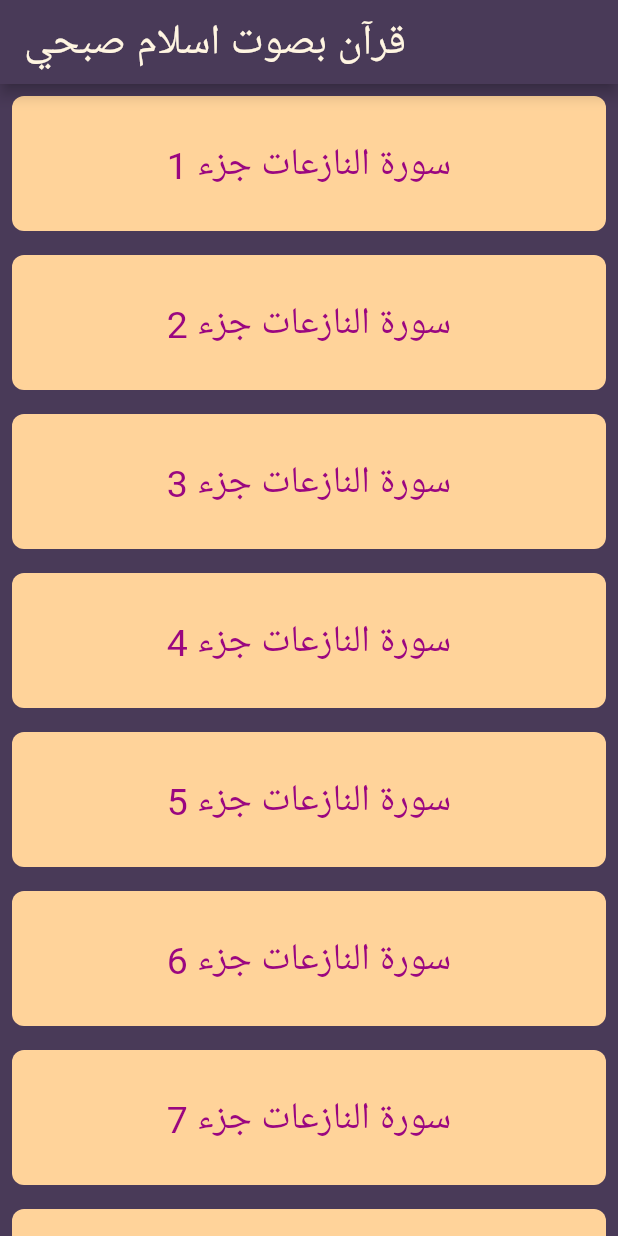
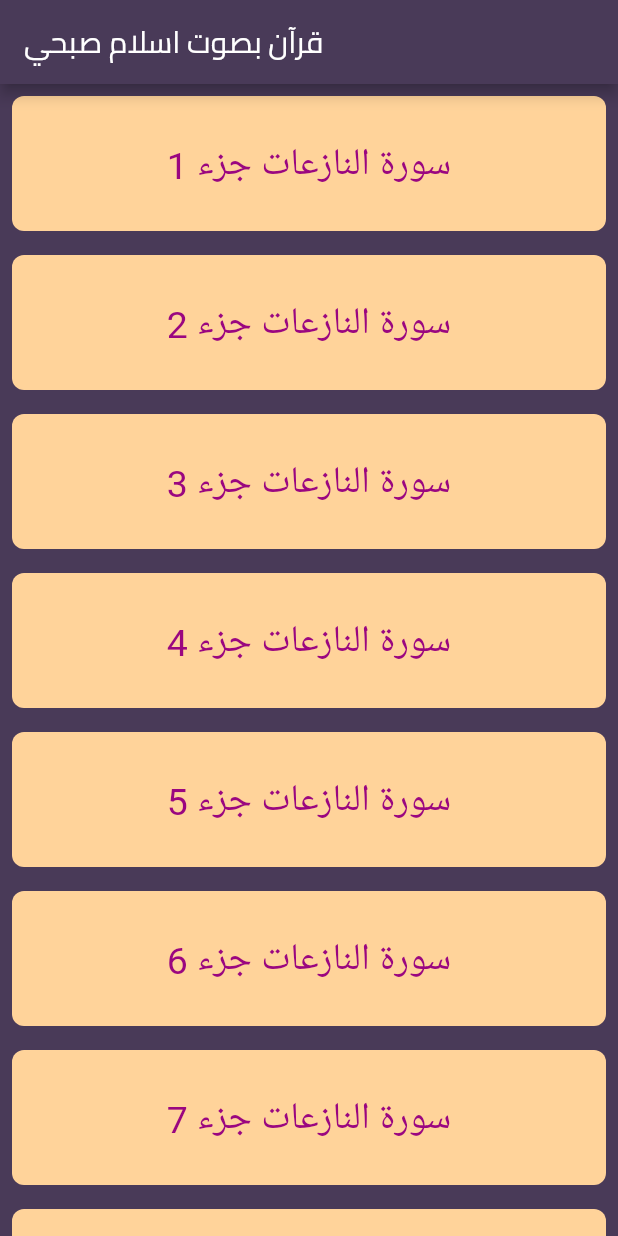
Before and after one commit to aliaaosama23/flutter_audio, a Flutter app: the screen it shows after launch, on a phone screen of 412 x 824 dp. Run offline on Flutter 3.47's test engine with Material 2 defaults, Android fonts, the phone set to English and light mode, and no system bars; our stand-ins replace audioplayers.

Commit message:
using ThemeData to style the whole app

```diff
--- a/lib/main.dart
+++ b/lib/main.dart
@@ -16,8 +16,18 @@ class MyApp extends StatelessWidget {
   const MyApp({Key? key}) : super(key: key);
   @override
   Widget build(BuildContext context) {
-    return const MaterialApp(
-      home: QuraanApp(),
+    return MaterialApp(
+      theme: ThemeData(
+        appBarTheme: const AppBarTheme(
+          foregroundColor: Color(0xFFFFF5E1),
+          backgroundColor: Color(0xFF493A58),
+          titleTextStyle: TextStyle(
+            fontSize: 20.0,
+            fontFamily: 'Cairo',
+          ),
+        ),
+      ),
+      home: const QuraanApp(),
     );
   }
 }
@@ -32,9 +42,9 @@ class QuraanApp extends StatelessWidget {
       appBar: AppBar(
         title: const Text(
           'قرآن بصوت اسلام صبحي',
-          style: kAppBarTextStyle,
+          // style: kAppBarTextStyle,
         ),
-        backgroundColor: kScaffoldBackgroundColor,
+        //backgroundColor: kScaffoldBackgroundColor,
       ),
       body: SafeArea(
         child: ListView.builder(
```
Also changed, not shown: pubspec.yaml (+4 -25 lines), assets/fonts/Cairo-VariableFont_wght.ttf (added).
